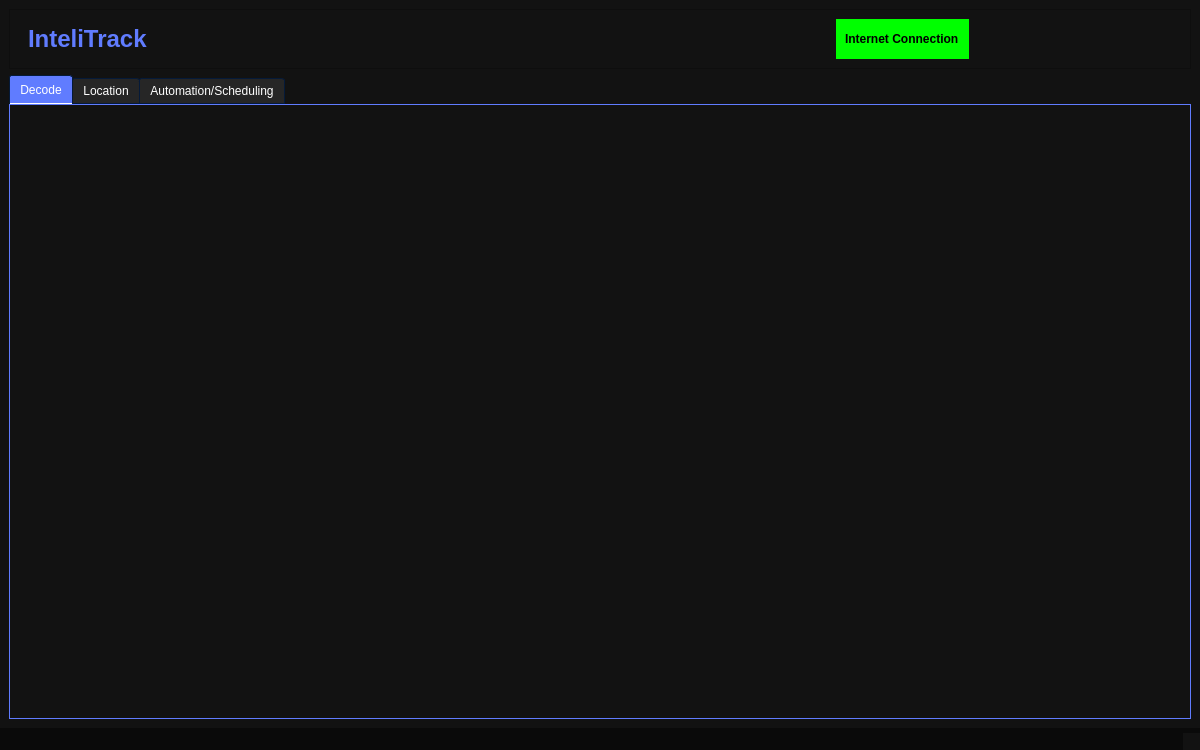
The window that Senior-Design/mainwindow.ui (JamesOstrowski21/Senior_Design-) describes before a commit, drawn with Qt 5.
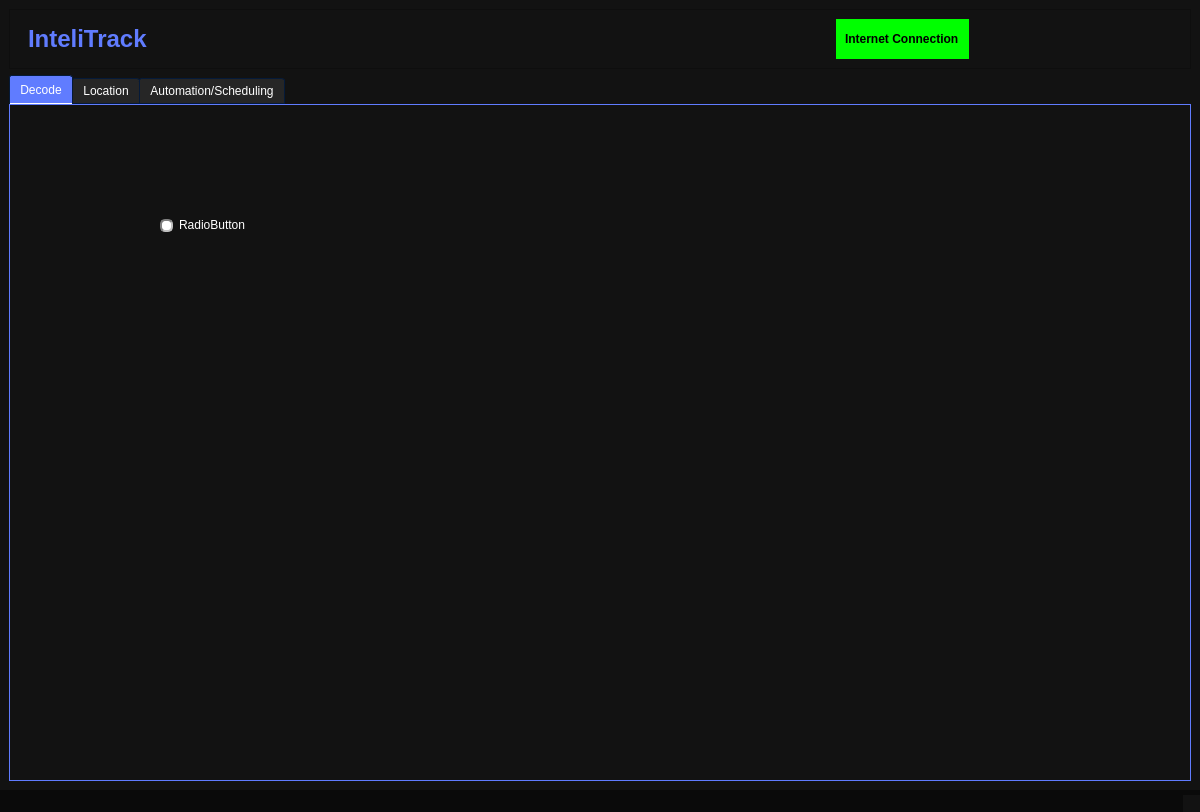
The same window after the commit. Icons and pictures are not drawn.

Commit message: add radio button

Diff of the .ui file:
```diff
--- a/Senior-Design/mainwindow.ui
+++ b/Senior-Design/mainwindow.ui
@@ -7,7 +7,7 @@
     <x>0</x>
     <y>0</y>
     <width>1200</width>
-    <height>750</height>
+    <height>812</height>
    </rect>
   </property>
   <property name="minimumSize">
@@ -1292,6 +1292,19 @@
          <attribute name="title">
           <string>Decode</string>
          </attribute>
+         <widget class="QRadioButton" name="radioButton">
+          <property name="geometry">
+           <rect>
+            <x>150</x>
+            <y>110</y>
+            <width>100</width>
+            <height>20</height>
+           </rect>
+          </property>
+          <property name="text">
+           <string>RadioButton</string>
+          </property>
+         </widget>
         </widget>
         <widget class="QWidget" name="location_page">
          <attribute name="title">
```
